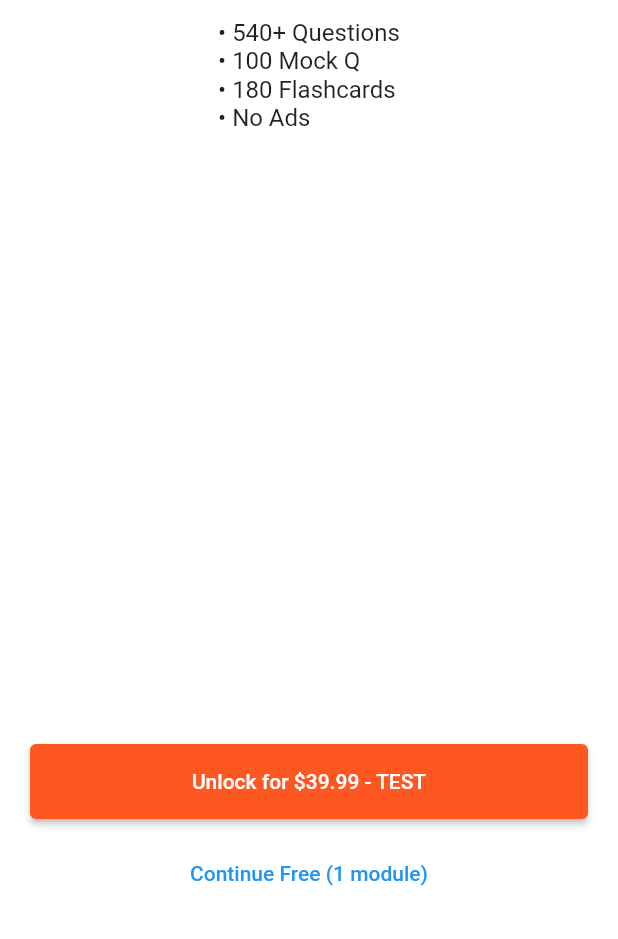
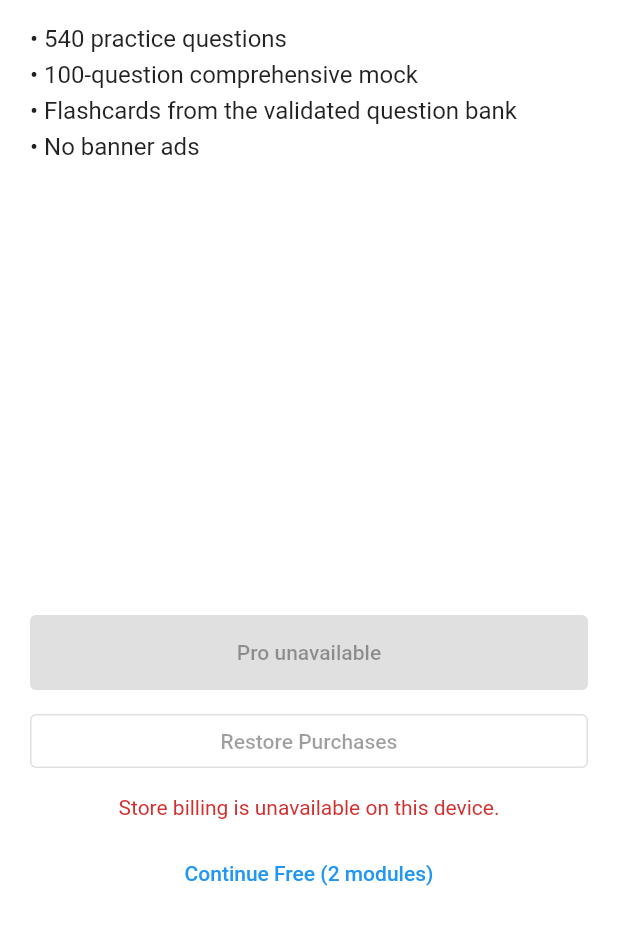
Before and after one commit to Shampat/hllqp-prep, a Flutter app: the PaywallScreen screen opened directly, on a phone screen of 412 x 824 dp, the part 297-1236 px from its top. Run offline on Flutter 3.47's test engine with Material 3 defaults, Android fonts, the phone set to English and light mode, and no system bars; our stand-ins replace google_mobile_ads, in_app_purchase, shared_preferences; accounts and stored records are empty; network calls fail.

Commit message:
Replace test-only paywall with guarded store flow

```diff
--- a/lib/screens/paywall_screen.dart
+++ b/lib/screens/paywall_screen.dart
@@ -1,34 +1,218 @@
 import 'package:flutter/material.dart';
+import 'package:in_app_purchase/in_app_purchase.dart';
 import 'package:provider/provider.dart';
+
+import '../services/billing_service.dart';
 import '../services/premium_service.dart';
 
-class PaywallScreen extends StatelessWidget {
+class PaywallScreen extends StatefulWidget {
   const PaywallScreen({super.key});
+
+  @override
+  State<PaywallScreen> createState() => _PaywallScreenState();
+}
+
+class _PaywallScreenState extends State<PaywallScreen> {
+  ProductDetails? _product;
+  bool _loading = true;
+  bool _busy = false;
+  String? _message;
+
+  @override
+  void initState() {
+    super.initState();
+    _loadProduct();
+  }
+
+  Future<void> _loadProduct() async {
+    final billing = BillingService.instance;
+    if (!billing.isAvailable) {
+      if (!mounted) return;
+      setState(() {
+        _loading = false;
+        _message = 'Store billing is unavailable on this device.';
+      });
+      return;
+    }
+
+    try {
+      final products = await billing.getProducts();
+      if (!mounted) return;
+      setState(() {
+        _product = products.isEmpty ? null : products.first;
+        _loading = false;
+        if (products.isEmpty) {
+          _message = 'The Pro product is not available from the store.';
+        }
+      });
+    } catch (_) {
+      if (!mounted) return;
+      setState(() {
+        _loading = false;
+        _message = 'Could not load the Pro product. Please try again.';
+      });
+    }
+  }
+
+  Future<void> _buy() async {
+    final product = _product;
+    if (product == null || _busy) return;
+
+    setState(() {
+      _busy = true;
+      _message = null;
+    });
+
+    try {
+      final started = await BillingService.instance.buyPremium(product);
+      if (!mounted) return;
+      setState(() {
+        _busy = false;
+        if (!started) {
+          _message = BillingService.instance.canProcessPurchases
+              ? 'The purchase could not be started.'
+              : 'Purchase verification is not configured for this build.';
+        } else {
+          _message = 'Purchase started. Complete it in the store to unlock Pro.';
+        }
+      });
+    } catch (_) {
+      if (!mounted) return;
+      setState(() {
+        _busy = false;
+        _message = 'The purchase could not be started.';
+      });
+    }
+  }
+
+  Future<void> _restore() async {
+    if (_busy) return;
+    setState(() {
+      _busy = true;
+      _message = null;
+    });
+
+    try {
+      final started = await BillingService.instance.restore();
+      if (!mounted) return;
+      setState(() {
+        _busy = false;
+        _message = started
+            ? 'Restore requested. Verified purchases will unlock automatically.'
+            : 'Purchase verification is not configured for this build.';
+      });
+    } catch (_) {
+      if (!mounted) return;
+      setState(() {
+        _busy = false;
+        _message = 'Could not restore purchases.';
+      });
+    }
+  }
+
+  Future<void> _testUnlock() async {
+    if (_busy || !PremiumService.allowTestUnlock) return;
+    setState(() => _busy = true);
+    try {
+      await context.read<PremiumService>().unlockPro();
+      if (!mounted) return;
+      Navigator.pop(context);
+    } finally {
+      if (mounted) setState(() => _busy = false);
+    }
+  }
+
   @override
   Widget build(BuildContext context) {
+    final premium = context.watch<PremiumService>();
+    final billing = BillingService.instance;
+    final product = _product;
+
     return Scaffold(
       appBar: AppBar(title: const Text('Upgrade to Pro')),
-      body: Padding(
+      body: SafeArea(
+        child: Padding(
           padding: const EdgeInsets.all(20),
           child: Column(
+            crossAxisAlignment: CrossAxisAlignment.stretch,
             children: [
               const Icon(Icons.workspace_premium, size: 80, color: Colors.orange),
               const SizedBox(height: 16),
-            const Text('Unlock All HLLQP Modules', style: TextStyle(fontSize: 22, fontWeight: FontWeight.bold)),
-            const SizedBox(height: 12),
-            const Text('• 540+ Questions\n• 100 Mock Q\n• 180 Flashcards\n• No Ads', style: TextStyle(fontSize: 16)),
-            const Spacer(),
-            ElevatedButton(
-              onPressed: () async {
-                await context.read<PremiumService>().unlockPro();
-                if (context.mounted) Navigator.pop(context);
-              },
-              style: ElevatedButton.styleFrom(minimumSize: const Size(double.infinity, 50), backgroundColor: Colors.deepOrange),
-              child: const Text('Unlock for \$39.99 - TEST'),
+              const Text(
+                'Unlock All HLLQP Modules',
+                textAlign: TextAlign.center,
+                style: TextStyle(fontSize: 22, fontWeight: FontWeight.bold),
               ),
               const SizedBox(height: 12),
-            TextButton(onPressed: ()=> Navigator.pop(context), child: const Text('Continue Free (1 module)')),
+              const Text(
+                '• 540 practice questions\n• 100-question comprehensive mock\n• Flashcards from the validated question bank\n• No banner ads',
+                style: TextStyle(fontSize: 16, height: 1.5),
+              ),
+              const Spacer(),
+              if (premium.isPro)
+                const Padding(
+                  padding: EdgeInsets.only(bottom: 12),
+                  child: Text(
+                    'Pro is already unlocked on this device.',
+                    textAlign: TextAlign.center,
+                    style: TextStyle(fontWeight: FontWeight.w600),
+                  ),
+                )
+              else if (_loading)
+                const Center(child: CircularProgressIndicator())
+              else ...[
+                ElevatedButton(
+                  onPressed: _busy || product == null || !billing.canProcessPurchases
+                      ? null
+                      : _buy,
+                  style: ElevatedButton.styleFrom(
+                    minimumSize: const Size(double.infinity, 50),
+                    backgroundColor: Colors.deepOrange,
+                    foregroundColor: Colors.white,
+                  ),
+                  child: Text(
+                    product == null
+                        ? 'Pro unavailable'
+                        : 'Unlock Pro — ${product.price}',
+                  ),
+                ),
+                const SizedBox(height: 10),
+                OutlinedButton(
+                  onPressed: _busy || !billing.canProcessPurchases ? null : _restore,
+                  child: const Text('Restore Purchases'),
+                ),
               ],
+              if (_message != null) ...[
+                const SizedBox(height: 12),
+                Text(
+                  _message!,
+                  textAlign: TextAlign.center,
+                  style: TextStyle(color: Theme.of(context).colorScheme.error),
+                ),
+              ],
+              if (PremiumService.allowTestUnlock) ...[
+                const SizedBox(height: 16),
+                const Divider(),
+                const SizedBox(height: 8),
+                OutlinedButton.icon(
+                  onPressed: _busy ? null : _testUnlock,
+                  icon: const Icon(Icons.science_outlined),
+                  label: const Text('Closed-test unlock'),
+                ),
+                const SizedBox(height: 6),
+                const Text(
+                  'Visible only in builds created with ALLOW_TEST_UNLOCK=true.',
+                  textAlign: TextAlign.center,
+                  style: TextStyle(fontSize: 11, color: Colors.grey),
+                ),
+              ],
+              const SizedBox(height: 12),
+              TextButton(
+                onPressed: () => Navigator.pop(context),
+                child: const Text('Continue Free (2 modules)'),
+              ),
+            ],
+          ),
         ),
       ),
     );
```
Lines whose indentation alone changed are shown as unchanged.
